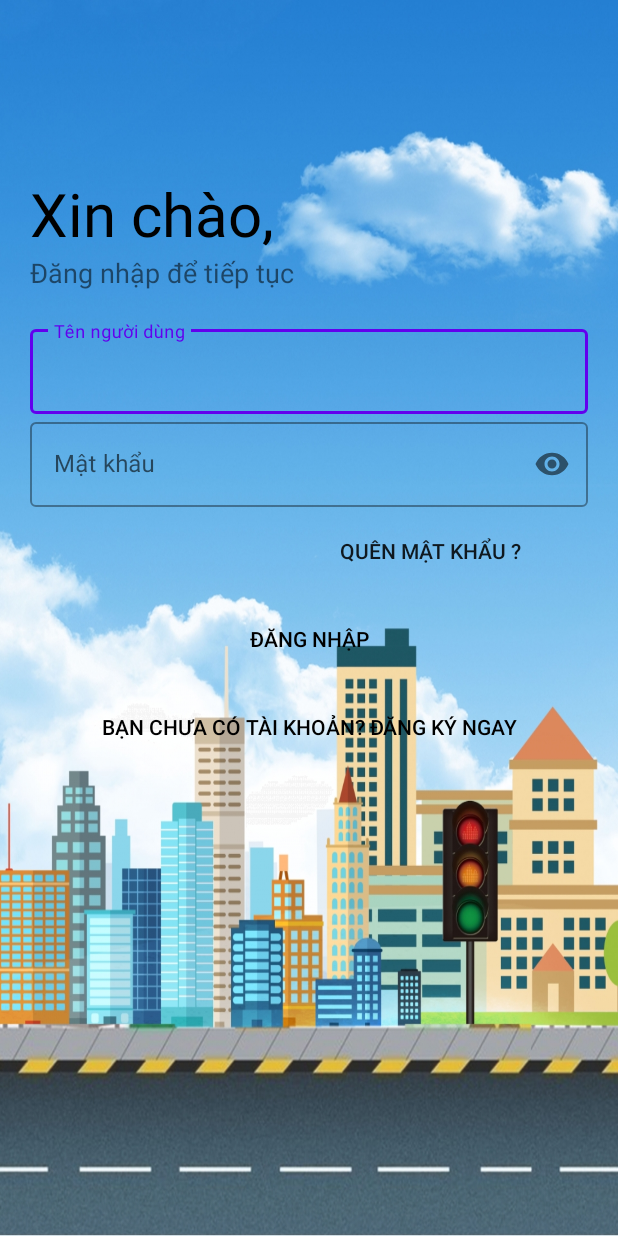
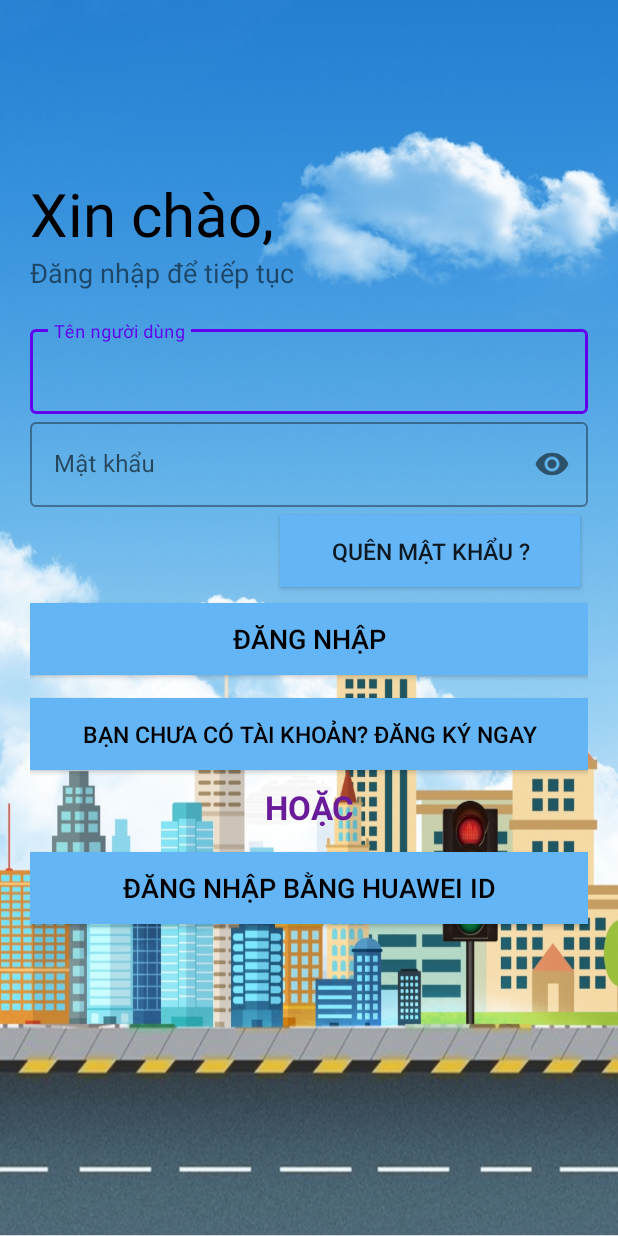
Before and after one commit to duogwas/OnThiGPLXA1, an Android app: the DangNhap screen opened directly, with no data from a screen before it, on a phone screen of 412 x 824 dp. Run offline under Robolectric (Android 15) with nearby library versions, the phone set to English and light mode, and no system bars; Roboto replaces fonts that are not available here.

Commit message:
sua layout DangNhap DangKy

```diff
--- a/app/src/main/res/layout/activity_dang_ky.xml
+++ b/app/src/main/res/layout/activity_dang_ky.xml
@@ -88,17 +88,19 @@
         android:id="@+id/reg_btn"
         android:layout_width="match_parent"
         android:layout_height="wrap_content"
-        android:background="#00000000"
+        android:background="#64B5F6"
         android:text="đăng ký"
-        android:textColor="#000" />
+        android:textColor="@color/black"
+        android:textSize="18sp" />
 
     <androidx.appcompat.widget.AppCompatButton
         android:id="@+id/reg_login_btn"
         android:layout_width="match_parent"
         android:layout_height="wrap_content"
         android:layout_marginTop="15dp"
-        android:background="#00000000"
+        android:background="#64B5F6"
         android:text="Bạn đã có tài khoản, Đăng nhập ngay"
-        android:textColor="#000" />
+        android:textColor="@color/black"
+        android:textSize="18sp" />
 
 </LinearLayout>
--- a/app/src/main/res/layout/activity_dang_nhap.xml
+++ b/app/src/main/res/layout/activity_dang_nhap.xml
@@ -9,19 +9,12 @@
     android:padding="20dp"
     tools:context=".Activity.DangNhap">
 
-<!--    <ImageView-->
-<!--        android:id="@+id/welcome_image"-->
-<!--        android:layout_width="150dp"-->
-<!--        android:layout_height="150dp"-->
-<!--        android:src="@drawable/ic_banner"-->
-<!--        android:transitionName="logo_image" />-->
-
     <TextView
         android:id="@+id/logo_name"
         android:layout_width="wrap_content"
         android:layout_height="wrap_content"
+        android:layout_marginTop="95dp"
         android:fontFamily="@font/caveat_brush"
-        android:layout_marginTop="95dp"
         android:text="Xin chào,"
         android:textColor="#000"
         android:textSize="40sp"
@@ -72,8 +65,9 @@
             android:layout_height="wrap_content"
             android:layout_gravity="end"
             android:layout_margin="5dp"
-            android:background="#00000000"
-            android:text="Quên mật khẩu ?" />
+            android:background="#64B5F6"
+            android:text="Quên mật khẩu ?"
+            android:textSize="15sp" />
 
         <androidx.appcompat.widget.AppCompatButton
             android:id="@+id/btn_dangnhap"
@@ -81,20 +75,43 @@
             android:layout_height="wrap_content"
             android:layout_marginTop="5dp"
             android:layout_marginBottom="5dp"
-            android:background="#00000000"
+            android:background="#64B5F6"
             android:text="ĐĂNG NHẬP"
-            android:textColor="#000" />
+            android:textColor="@color/black"
+            android:textSize="18sp" />
 
         <androidx.appcompat.widget.AppCompatButton
+            android:id="@+id/btn_dangky"
             android:layout_width="match_parent"
             android:layout_height="wrap_content"
-            android:id="@+id/btn_dangky"
             android:layout_gravity="end"
-            android:layout_margin="5dp"
-            android:background="#00000000"
-            android:elevation="0dp"
+            android:layout_marginTop="10dp"
+            android:background="#64B5F6"
             android:text="BẠN CHƯA CÓ TÀI KHOẢN? ĐĂNG KÝ NGAY"
-            android:textColor="#000" />
+            android:textColor="@color/black"
+            android:textSize="15sp" />
+
+        <TextView
+            android:layout_width="wrap_content"
+            android:layout_height="wrap_content"
+            android:layout_gravity="center_horizontal"
+            android:layout_marginTop="10dp"
+            android:gravity="center"
+            android:text="HOẶC"
+            android:textColor="#6A1B9A"
+            android:textSize="22sp"
+            android:textStyle="bold" />
+
+        <androidx.appcompat.widget.AppCompatButton
+            android:id="@+id/btn_dangnhaphw"
+            android:layout_width="match_parent"
+            android:layout_height="wrap_content"
+            android:layout_marginTop="15dp"
+            android:layout_marginBottom="15dp"
+            android:background="#64B5F6"
+            android:text="ĐĂNG NHẬP BẰNG HUAWEI ID"
+            android:textColor="@color/black"
+            android:textSize="18sp" />
 
     </LinearLayout>
 </LinearLayout>
```
Also changed, not shown: app/src/main/res/drawable/inforbackground.png (deleted).
